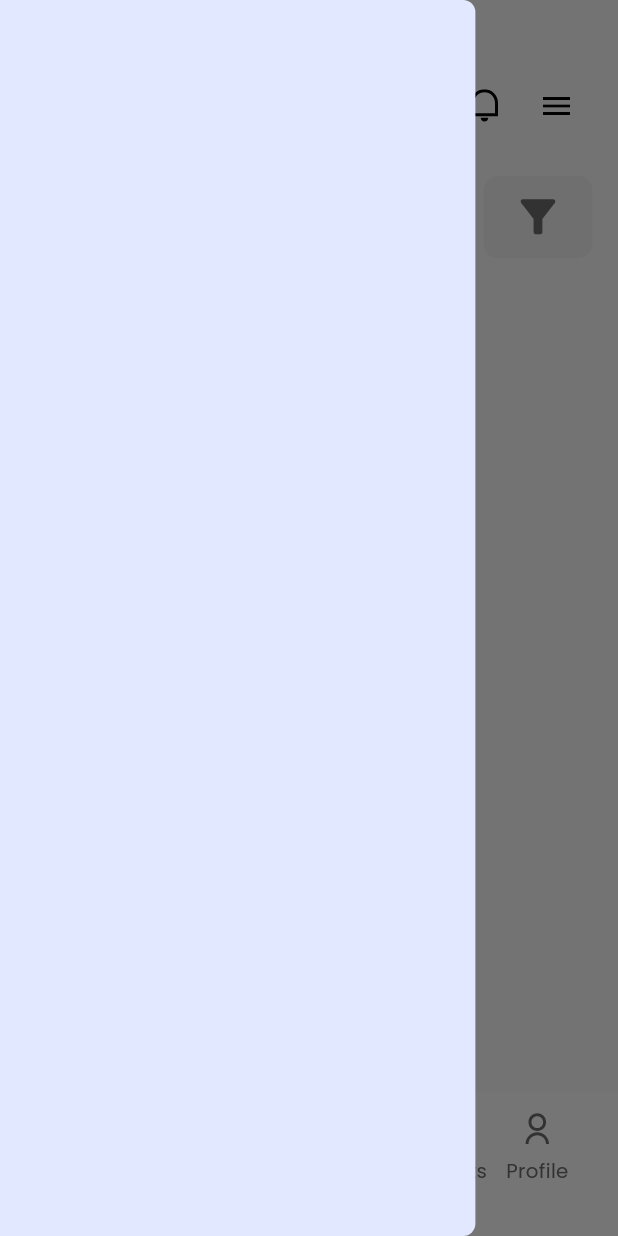
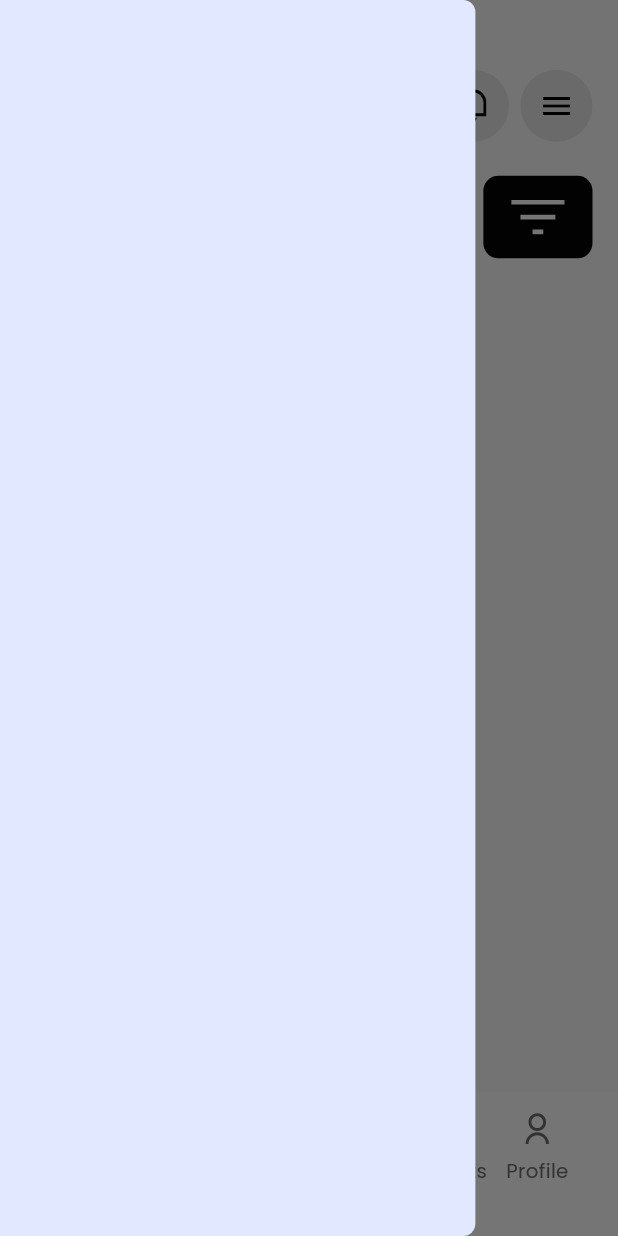
Before and after one commit to bdCalling-Sdt-hub/doctor_booking_app, a Flutter app: the screen it shows after launch, with the side drawer open, on a phone screen of 412 x 824 dp. Run offline on Flutter 3.47's test engine with Material 3 defaults, Android fonts, the phone set to English and light mode, and no system bars; drawn by our look-alikes of cached_network_image; our stand-ins replace flutter_screenutil, flutter_svg, fluttertoast, get, google_fonts, image_picker and 2 more; network calls fail.

```diff
--- a/lib/core/app_routes/app_routes.dart
+++ b/lib/core/app_routes/app_routes.dart
@@ -4,6 +4,7 @@ import 'package:doctor_booking/view/screen/patient_screen/profile_screen/account
 import 'package:doctor_booking/view/screen/patient_screen/profile_screen/account_info_screen/account_info_screen.dart';
 import 'package:doctor_booking/view/screen/patient_screen/profile_screen/appointment_history_screen/appointment_history_screen.dart';
 import 'package:doctor_booking/view/screen/patient_screen/profile_screen/help_center_screen/help_center_screen.dart';
+import 'package:doctor_booking/view/screen/patient_screen/search_screen/search_screen.dart';
 import 'package:doctor_booking/view/screen/patient_screen/splash_screen/splash_screen.dart';
 import 'package:get/get.dart';
 
@@ -19,6 +20,7 @@ class AppRoutes {
   static const String appointmentHistoryScreen = "/AppointmentHistoryScreen";
   static const String accountInfoScreen = "/AccountInfoScreen";
   static const String accountEditScreen = "/AccountEditScreen";
+  static const String searchScreen = "/SearchScreen";
 
 
   static List<GetPage> routes = [
@@ -32,6 +34,7 @@ class AppRoutes {
     GetPage(name: appointmentHistoryScreen, page: () =>  const AppointmentHistoryScreen()),
     GetPage(name: accountInfoScreen, page: () =>  const AccountInfoScreen()),
     GetPage(name: accountEditScreen, page: () =>  const AccountEditScreen()),
+    GetPage(name: searchScreen, page: () =>  const SearchScreen()),
 
   ];
 }
--- a/lib/view/screen/patient_screen/home_screen/home_screen.dart
+++ b/lib/view/screen/patient_screen/home_screen/home_screen.dart
@@ -1,11 +1,11 @@
 import 'package:doctor_booking/utils/app_colors/app_colors.dart';
+import 'package:doctor_booking/utils/app_const/app_const.dart';
 import 'package:doctor_booking/view/widgets/patient_nav_bar/patient_nav_bar.dart';
 import 'package:flutter/material.dart';
 import 'package:flutter_screenutil/flutter_screenutil.dart';
 
 import 'inner_widgets/home_appbar.dart';
 import 'inner_widgets/side_drawer.dart';
-
 
 class HomeScreen extends StatelessWidget {
   HomeScreen({super.key});
@@ -16,20 +16,25 @@ class HomeScreen extends StatelessWidget {
   Widget build(BuildContext context) {
     return Scaffold(
       key: scaffoldKey,
-   backgroundColor: AppColors.whiteLightActive,
+      backgroundColor: AppColors.whiteLightActive,
+
       ///===================================Side Drawer=============================
-      drawer: SideDrawer(),
+      drawer: const SideDrawer(),
       bottomNavigationBar: const PatientNavBart(currentIndex: 0),
       body: SingleChildScrollView(
         child: Column(
           crossAxisAlignment: CrossAxisAlignment.start,
           children: [
             ///====================== Home AppBar and banner =======================
-            HomeAppBar(scaffoldKey: scaffoldKey),
+            HomeAppBar(
+              scaffoldKey: scaffoldKey,
+              image: AppConstants.userNtr,
+              name: 'Hi, Robert Smith',
+              location: 'California, USA',
+            ),
             SizedBox(
               height: 10.w,
             ),
-
           ],
         ),
       ),
--- a/lib/view/screen/patient_screen/home_screen/inner_widgets/home_appbar.dart
+++ b/lib/view/screen/patient_screen/home_screen/inner_widgets/home_appbar.dart
@@ -1,4 +1,4 @@
-
+import 'package:doctor_booking/core/app_routes/app_routes.dart';
 import 'package:doctor_booking/utils/app_colors/app_colors.dart';
 import 'package:doctor_booking/utils/app_icons/app_icons.dart';
 import 'package:doctor_booking/utils/app_strings/app_strings.dart';
@@ -7,17 +7,19 @@ import 'package:doctor_booking/view/widgets/custom_netwrok_image/custom_network_
 import 'package:doctor_booking/view/widgets/custom_text_field/custom_text_field.dart';
 import 'package:flutter/material.dart';
 import 'package:flutter_screenutil/flutter_screenutil.dart';
-import '../../../../../utils/app_const/app_const.dart';
+import 'package:get/get.dart';
 import '../../../../widgets/custom_text/custom_text.dart';
 
 class HomeAppBar extends StatelessWidget {
   const HomeAppBar({
     super.key,
-    required this.scaffoldKey,
+    required this.scaffoldKey, required this.image, required this.name, required this.location,
   });
 
   final GlobalKey<ScaffoldState> scaffoldKey;
-  // final HomeController homeController = Get.find<HomeController>();
+  final String image;
+  final String name;
+  final String location;
 
   @override
   Widget build(BuildContext context) {
@@ -39,30 +41,36 @@ class HomeAppBar extends StatelessWidget {
                   ///==================== Profile =====================
                   CustomNetworkImage(
                       boxShape: BoxShape.circle,
-                      imageUrl: AppConstants.userNtr,
+                      imageUrl: image,
                       height: 60,
                       width: 60),
-
 
                   SizedBox(
                     width: 16.w,
                   ),
+
                   ///==========================Welcome back======================
-                  const Column(
+                   Column(
                     crossAxisAlignment: CrossAxisAlignment.start,
                     children: [
                       CustomText(
-                        text: 'Hi, Robert Smith',
+                        text: name,
                         color: AppColors.whiteDarker,
                         fontSize: 16,
                         fontWeight: FontWeight.w600,
                       ),
+
                       ///========================name=============================
+                       Row(
+                        children: [
+                          const CustomImage(imageSrc: AppIcons.location),
                           CustomText(
-                        text: 'California, USA',
+                            text: location,
                             fontWeight: FontWeight.w400,
                             fontSize: 12,
                             color: AppColors.whiteDarker,
+                          )
+                        ],
                       )
                     ],
                   )
@@ -71,13 +79,30 @@ class HomeAppBar extends StatelessWidget {
               Row(
                 children: [
                   ///<==================== notification ====================>
-                  IconButton(
+                  Container(
+                    decoration: const BoxDecoration(
+                      shape: BoxShape.circle,
+                      color: AppColors.blackLight,
+                    ),
+                    child: IconButton(
                         onPressed: () {
                           // Get.toNamed(AppRoute.notificationScreen);
                         },
-                      icon: const CustomImage(imageSrc: AppIcons.notification,imageColor: AppColors.blackNormal,)),
+                        icon: const CustomImage(
+                          imageSrc: AppIcons.notification,
+                          imageColor: AppColors.blackNormal,
+                        )),
+                  ),
+                  SizedBox(width: 7.w,),
+                  ///<==================== Menu Bar ====================>
+                  Container(
+                      decoration: const BoxDecoration(
+                        shape: BoxShape.circle,
+                        color: AppColors.blackLight,
+                      ),
+                      child:
 
-                  ///<==================== Menu Bar ====================>
+
                           IconButton(
                               onPressed: () {
                                 scaffoldKey.currentState?.openDrawer();
@@ -85,7 +110,7 @@ class HomeAppBar extends StatelessWidget {
                               icon: const Icon(
                                 Icons.menu,
                                 color: AppColors.blackNormal,
-                      ))
+                              ))),
                 ],
               )
             ],
@@ -102,17 +127,20 @@ class HomeAppBar extends StatelessWidget {
                 flex: 8,
                 child: CustomTextField(
                   fillColor: AppColors.white,
-                  onTap: (){
-                    // Get.toNamed(AppRoute.searchScreen);
+                  onTap: () {
+                    Get.toNamed(AppRoutes.searchScreen);
                   },
                   fieldBorderColor: AppColors.whiteDarkHover,
                   readOnly: true,
                   hintText: AppStrings.search,
-                  hintStyle:  TextStyle(color: AppColors.white),
+                  hintStyle: const TextStyle(color: AppColors.whiteDarkActive),
                   isPrefixIcon: true,
                   prefixIcon: const Padding(
                     padding: EdgeInsets.only(left: 12),
-                    child: Icon(Icons.search,color: AppColors.whiteDarkActive,),
+                    child: Icon(
+                      Icons.search,
+                      color: AppColors.whiteDarkActive,
+                    ),
                   ),
                 ),
               ),
@@ -122,24 +150,22 @@ class HomeAppBar extends StatelessWidget {
               Expanded(
                 flex: 2,
                 child: InkWell(
-                  onTap: (){
+                  onTap: () {
                     // Get.toNamed(AppRoute.filterSelectedGenresScreen);
                   },
                   child: Container(
+                    padding: const EdgeInsets.symmetric(horizontal: 12,vertical: 15),
                     height: 55,
                     width: 54,
                     decoration: BoxDecoration(
-                        color: AppColors.whiteNormal,
-                        borderRadius: BorderRadius.circular(10)
-                    ),
-                    child: const Icon(Icons.filter_alt,size:35,color: AppColors.whiteDarkActive,),
+                        color: AppColors.blackNormal,
+                        borderRadius: BorderRadius.circular(10)),
+                    child: const CustomImage(imageSrc: AppIcons.filterList)
                   ),
                 ),
               )
             ],
           ),
-
-
         ],
       ),
     );
```
Also changed, not shown: lib/view/screen/patient_screen/search_screen/search_screen.dart (added, +38 -0 lines), lib/view/widgets/custom_container/custom_container.dart (added, +34 -0 lines). Lines whose indentation alone changed are shown as unchanged.
